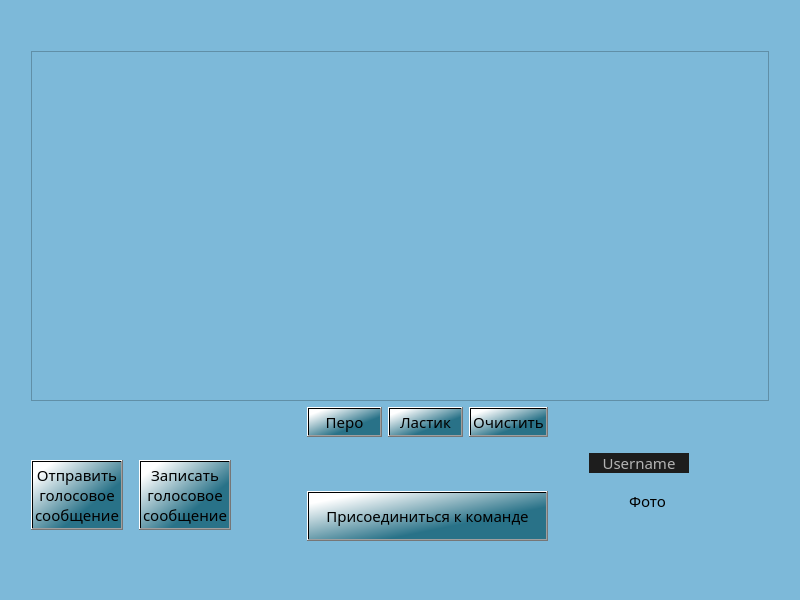
Qt form Client/jeducation-v0.1/brainstorm.ui (Avedik/Desktop-application-IEducation) before a commit.
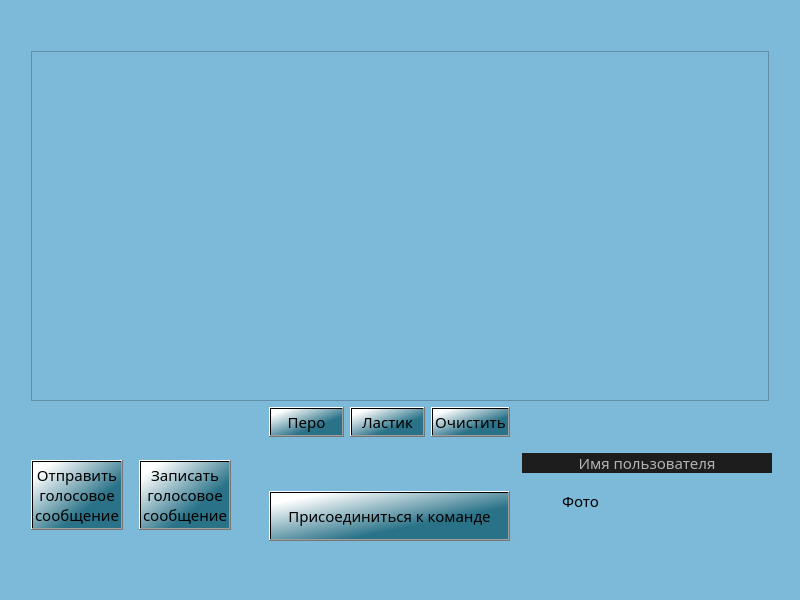
The same form after that commit.

Commit message: Обеспечил чтение всех точек Point из буфера

Diff of the .ui file:
```diff
--- a/Client/jeducation-v0.1/brainstorm.ui
+++ b/Client/jeducation-v0.1/brainstorm.ui
@@ -177,7 +177,7 @@
        </property>
        <property name="minimumSize">
         <size>
-         <width>100</width>
+         <width>250</width>
          <height>20</height>
         </size>
        </property>
@@ -193,7 +193,7 @@
 </string>
        </property>
        <property name="text">
-        <string>Username</string>
+        <string>Имя пользователя</string>
        </property>
        <property name="alignment">
         <set>Qt::AlignCenter</set>
```
The commit also changes 2 other files.
